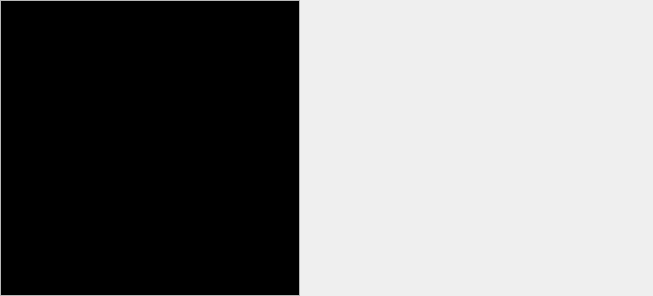
Qt form src/sketchlistwidget.ui (Phoenard/Phoenard-Toolkit) before a commit.
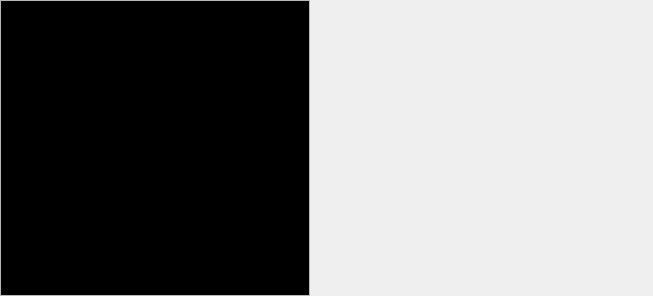
The same form after that commit.

Commit message: Fix width of sketch list

Diff of the .ui file:
```diff
--- a/src/sketchlistwidget.ui
+++ b/src/sketchlistwidget.ui
@@ -36,7 +36,7 @@
      </property>
      <property name="minimumSize">
       <size>
-       <width>300</width>
+       <width>310</width>
        <height>0</height>
       </size>
      </property>
```
The commit also changes 1 other file.
